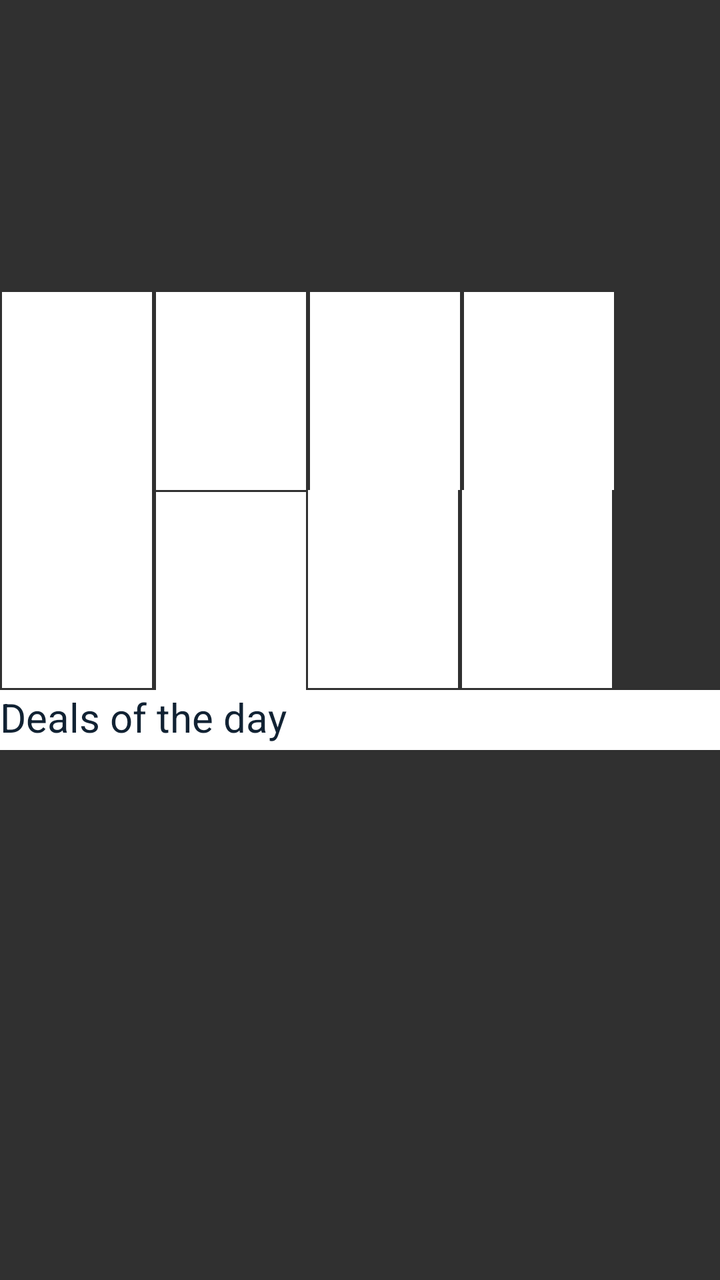
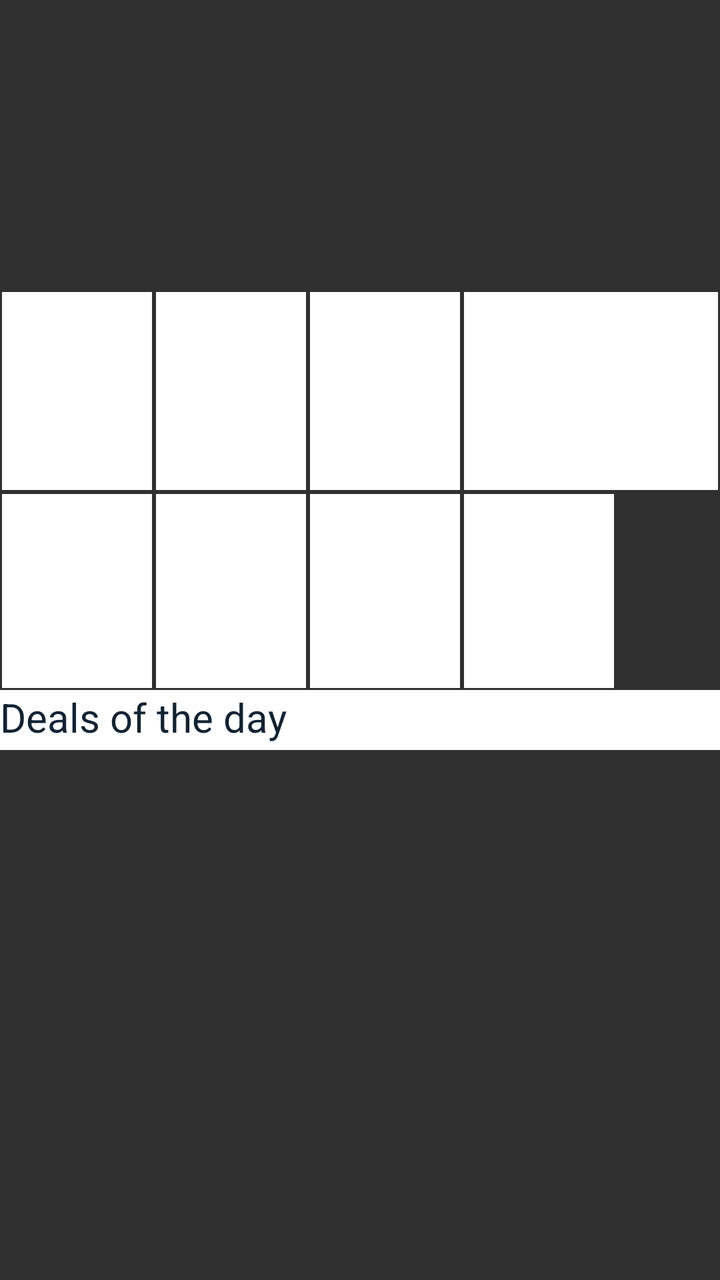

Two renders of the same Android screen: before a commit and after it. Below are the layout's source before the change and the commit's diff.
<!-- AndroidManifest.xml: application theme ThemeOverlay.AppCompat.Dark -->
<!-- res/layout/content_home_screen.xml -->
<?xml version="1.0" encoding="utf-8"?>
<ScrollView xmlns:android="http://schemas.android.com/apk/res/android"
    xmlns:app="http://schemas.android.com/apk/res-auto"
    xmlns:tools="http://schemas.android.com/tools"
    tools:context=".homeScreen"
    android:layout_width="match_parent"
    android:layout_height="match_parent"
    android:fillViewport="true">

    <RelativeLayout
        android:layout_width="match_parent"
        android:layout_height="match_parent"
        app:layout_behavior="@string/appbar_scrolling_view_behavior"
        tools:context="com.example.siddhant.pricyfy.homeScreen">


        <android.support.v4.view.ViewPager
            android:id="@+id/view_pager"
            android:layout_width="match_parent"
            android:layout_height="125dp"
            android:layout_alignParentEnd="true"
            android:layout_alignParentRight="true"
            android:layout_alignParentTop="true"
            android:layout_marginBottom="0dp"
            android:clickable="true"
            android:paddingBottom="0dp"
            app:layout_constraintHorizontal_bias="0.0"
            app:layout_constraintLeft_toLeftOf="parent"
            app:layout_constraintRight_toRightOf="parent"
            app:layout_constraintTop_toTopOf="parent">

        </android.support.v4.view.ViewPager>

        <LinearLayout
            android:id="@+id/layoutDots"
            android:layout_width="match_parent"
            android:layout_height="20dp"
            android:layout_alignParentLeft="true"
            android:layout_alignParentStart="true"
            android:layout_below="@+id/view_pager"
            android:layout_marginTop="0dp"
            android:gravity="center"
            android:orientation="horizontal"
            android:paddingBottom="0dp"
            android:paddingTop="0dp"
            app:layout_constraintBottom_toTopOf="parent"
            app:layout_constraintLeft_toRightOf="parent"
            app:layout_constraintRight_toRightOf="parent"
            app:layout_constraintTop_toTopOf="parent"
            app:layout_constraintVertical_bias="0.5" />



        <RelativeLayout
            android:layout_width="match_parent"
            android:layout_height="200dp"
            android:layout_alignParentLeft="true"
            android:layout_alignParentStart="true"
            android:layout_below="@+id/layoutDots"
            android:layout_marginTop="0dp"
            android:id="@+id/relativeLayout2">

            <ImageButton
                android:id="@+id/imageButton5"
                android:layout_width="75dp"
                android:layout_height="99dp"
                android:layout_alignParentBottom="true"
                android:layout_alignParentLeft="true"
                android:layout_alignParentStart="true"
                android:layout_margin="1dp"
                android:layout_marginTop="1dp"
                android:paddingTop="10dp"
                android:background="#ffffff"
                app:srcCompat="@drawable/icon" />

            <ImageButton
                android:id="@+id/imageButton8"
                android:layout_width="75dp"
                android:layout_height="99dp"
                android:layout_alignParentBottom="true"
                android:layout_margin="1dp"
                android:layout_toEndOf="@+id/imageButton6"
                android:layout_toRightOf="@+id/imageButton6"
                android:background="#ffffff"
                app:srcCompat="@drawable/icon" />

            <ImageButton
                android:id="@+id/imageButton7"
                android:layout_width="75dp"
                android:layout_height="99dp"
                android:background="#ffffff"
                app:srcCompat="@drawable/icon"
                android:layout_below="@+id/imageButton2"
                android:layout_alignLeft="@+id/imageButton2"
                android:layout_alignStart="@+id/imageButton2" />

            <ImageButton
                android:id="@+id/imageButton6"
                android:layout_width="75dp"
                android:layout_height="99dp"
                android:layout_alignParentBottom="true"
                android:layout_margin="1dp"
                android:layout_toEndOf="@+id/imageButton7"
                android:layout_toRightOf="@+id/imageButton7"
                android:background="#ffffff"
                app:srcCompat="@drawable/icon" />

            <ImageButton
                android:id="@+id/imageButton4"
                android:layout_width="75dp"
                android:layout_height="99dp"
                android:layout_alignParentTop="true"
                android:layout_margin="1dp"
                android:layout_toEndOf="@+id/imageButton"
                android:layout_toRightOf="@+id/imageButton"
                android:background="#ffffff"
                app:srcCompat="@drawable/icon" />

            <ImageButton
                android:id="@+id/imageButton3"
                android:layout_width="75dp"
                android:layout_height="99dp"
                android:layout_alignParentLeft="true"
                android:layout_alignParentStart="true"
                android:layout_alignParentTop="true"
                android:layout_margin="1dp"
                android:background="#ffffff"
                app:srcCompat="@drawable/icon" />

            <ImageButton
                android:id="@+id/imageButton2"
                android:layout_width="75dp"
                android:layout_height="99dp"
                android:layout_alignParentTop="true"
                android:layout_margin="1dp"
                android:layout_toEndOf="@+id/imageButton3"
                android:layout_toRightOf="@+id/imageButton3"
                android:background="#ffffff"
                app:srcCompat="@drawable/icon" />

            <ImageButton
                android:id="@+id/imageButton"
                android:layout_width="75dp"
                android:layout_height="99dp"
                android:layout_alignParentTop="true"
                android:layout_margin="1dp"
                android:layout_toEndOf="@+id/imageButton2"
                android:layout_toRightOf="@+id/imageButton2"
                android:background="#ffffff"
                app:srcCompat="@drawable/icon" />

        </RelativeLayout>

        <RelativeLayout
            android:id="@+id/deals"
            android:layout_width="match_parent"
            android:layout_height="200dp"
            android:layout_below="@+id/relativeLayout2"
            android:layout_centerHorizontal="true">


            <Button
                android:id="@+id/button"
                android:layout_width="wrap_content"
                android:layout_height="30dp"
                android:layout_alignParentEnd="true"
                android:layout_alignParentRight="true"
                android:layout_alignParentTop="true"
                android:textColor="#112233"
                android:text="Deals of the day"
                android:textAlignment="viewStart"
                android:gravity="start"
                android:background="#ffffff"
                android:elevation="0dp"
                android:textSize="20dp"
                android:layout_alignParentLeft="true"
                android:layout_alignParentStart="true" />

            <HorizontalScrollView
                android:layout_width="match_parent"
                android:layout_height="match_parent"
                android:scrollbars="none"
                android:id="@+id/horizontalScrollView">
                
                <LinearLayout
                    android:layout_width="match_parent"
                    android:layout_height="match_parent"
                    android:orientation="horizontal">
                    
                   <Button
                       android:layout_width="120dp"
                       android:layout_height="fill_parent" />

                    <Button
                        android:layout_width="120dp"
                        android:layout_height="fill_parent" />

                    <Button
                        android:layout_width="120dp"
                        android:layout_height="fill_parent" />

                    <Button
                        android:layout_width="120dp"
                        android:layout_height="fill_parent" />

                    <Button
                        android:layout_width="120dp"
                        android:layout_height="fill_parent" />

                    <Button
                        android:layout_width="120dp"
                        android:layout_height="fill_parent" />

                    <Button
                        android:layout_width="120dp"
                        android:layout_height="fill_parent" />

                    <Button
                        android:layout_width="120dp"
                        android:layout_height="fill_parent" />

                    <Button
                        android:layout_width="120dp"
                        android:layout_height="fill_parent" />

                    <Button
                        android:layout_width="120dp"
                        android:layout_height="fill_parent" />

                    <Button
                        android:layout_width="120dp"
                        android:layout_height="fill_parent" />

                    <Button
                        android:layout_width="120dp"
                        android:layout_height="fill_parent" />

                </LinearLayout>
            </HorizontalScrollView>
        </RelativeLayout>

        <RelativeLayout
            android:id="@+id/ad"
            android:layout_width="match_parent"
            android:layout_height="200dp"
            android:layout_below="@+id/deals">

            <ImageButton
                android:layout_width="match_parent"
                android:layout_height="match_parent" />

        </RelativeLayout>


        <RelativeLayout
            android:layout_width="match_parent"
            android:layout_height="200dp"
            android:layout_alignParentLeft="true"
            android:layout_alignParentStart="true"
            android:layout_below="@+id/ad">

            <Button
                android:id="@+id/buttonDeals"
                android:layout_width="wrap_content"
                android:layout_height="30dp"
                android:layout_alignParentEnd="true"
                android:layout_alignParentLeft="true"
                android:layout_alignParentRight="true"
                android:layout_alignParentStart="true"
                android:layout_alignParentTop="true"
                android:background="#ffffff"
                android:elevation="0dp"
                android:gravity="start"
                android:text="Coupons"
                android:textAlignment="viewStart"
                android:textColor="#112233"
                android:textSize="20dp" />

            <HorizontalScrollView
                android:layout_width="match_parent"
                android:layout_height="match_parent"
                android:scrollbars="none">

                <LinearLayout
                    android:layout_width="match_parent"
                    android:layout_height="match_parent"
                    android:orientation="horizontal">
                        <Button
                            android:layout_width="240dp"
                            android:layout_height="fill_parent" />

                        <Button
                            android:layout_width="240dp"
                            android:layout_height="fill_parent" />

                        <Button
                            android:layout_width="240dp"
                            android:layout_height="fill_parent" />
                </LinearLayout>
            </HorizontalScrollView>
        </RelativeLayout>

        <RelativeLayout
            android:id="@+id/men499"
            android:layout_width="match_parent"
            android:layout_height="200dp"
            android:layout_below="@+id/ad">

            <ImageButton
                android:layout_width="match_parent"
                android:layout_height="match_parent" />

        </RelativeLayout>

        <RelativeLayout
            android:id="@+id/women499"
            android:layout_width="match_parent"
            android:layout_height="200dp"
            android:layout_below="@+id/ad">

            <ImageButton
                android:layout_width="match_parent"
                android:layout_height="match_parent" />

        </RelativeLayout>

    </RelativeLayout>

</ScrollView>
<!-- resources referenced by this layout -->
<resources>
  <!-- drawable icon: png bitmap (drawable, 1266 bytes) -->
</resources>

<!-- the commit's change to res/layout/content_home_screen.xml (unified diff, before → after) -->
@@ -60,18 +60,72 @@
             android:layout_marginTop="0dp"
             android:id="@+id/relativeLayout2">
 
+
+            <ImageButton
+                android:id="@+id/imageButton"
+                android:layout_width="75dp"
+                android:layout_height="99dp"
+                android:layout_alignParentTop="true"
+                android:layout_margin="1dp"
+                android:layout_toRightOf="@+id/imageButton2"
+                android:background="#ffffff"
+                app:srcCompat="@drawable/icon"/>
+
+
+            <ImageButton
+                android:id="@+id/imageButton4"
+                android:layout_width="75dp"
+                android:layout_height="99dp"
+                android:layout_alignParentTop="true"
+                android:layout_alignParentRight="true"
+                android:layout_margin="1dp"
+                android:layout_toRightOf="@+id/imageButton"
+                android:background="#ffffff"
+                app:srcCompat="@drawable/icon" />
+
+            <ImageButton
+                android:id="@+id/imageButton3"
+                android:layout_width="75dp"
+                android:layout_height="99dp"
+                android:layout_alignParentLeft="true"
+                android:layout_alignParentTop="true"
+                android:layout_margin="1dp"
+                android:background="#ffffff"
+                app:srcCompat="@drawable/icon" />
+
+            <ImageButton
+                android:id="@+id/imageButton2"
+                android:layout_width="75dp"
+                android:layout_height="99dp"
+                android:layout_alignParentTop="true"
+                android:layout_margin="1dp"
+                android:layout_toRightOf="@+id/imageButton3"
+                android:background="#ffffff"
+                app:srcCompat="@drawable/icon" />
+
             <ImageButton
                 android:id="@+id/imageButton5"
                 android:layout_width="75dp"
                 android:layout_height="99dp"
                 android:layout_alignParentBottom="true"
                 android:layout_alignParentLeft="true"
-                android:layout_alignParentStart="true"
-                android:layout_margin="1dp"
-                android:layout_marginTop="1dp"
-                android:paddingTop="10dp"
-                android:background="#ffffff"
-                app:srcCompat="@drawable/icon" />
+                android:layout_margin="1dp"
+                android:background="#ffffff"
+                android:layout_below="@id/imageButton3"
+                app:srcCompat="@drawable/icon" />
+
+            <ImageButton
+                android:id="@+id/imageButton7"
+                android:layout_width="75dp"
+                android:layout_height="99dp"
+                android:background="#ffffff"
+                app:srcCompat="@drawable/icon"
+                android:layout_margin="1dp"
+                android:layout_below="@+id/imageButton2"
+                android:layout_toRightOf="@id/imageButton5"
+                android:layout_alignParentBottom="true"/>
+
+
 
             <ImageButton
                 android:id="@+id/imageButton8"
@@ -79,20 +133,10 @@
                 android:layout_height="99dp"
                 android:layout_alignParentBottom="true"
                 android:layout_margin="1dp"
-                android:layout_toEndOf="@+id/imageButton6"
                 android:layout_toRightOf="@+id/imageButton6"
                 android:background="#ffffff"
-                app:srcCompat="@drawable/icon" />
-
-            <ImageButton
-                android:id="@+id/imageButton7"
-                android:layout_width="75dp"
-                android:layout_height="99dp"
-                android:background="#ffffff"
-                app:srcCompat="@drawable/icon"
-                android:layout_below="@+id/imageButton2"
-                android:layout_alignLeft="@+id/imageButton2"
-                android:layout_alignStart="@+id/imageButton2" />
+                android:layout_below="@id/imageButton4"
+                app:srcCompat="@drawable/icon" />
 
             <ImageButton
                 android:id="@+id/imageButton6"
@@ -100,52 +144,8 @@
                 android:layout_height="99dp"
                 android:layout_alignParentBottom="true"
                 android:layout_margin="1dp"
-                android:layout_toEndOf="@+id/imageButton7"
+                android:layout_below="@id/imageButton"
                 android:layout_toRightOf="@+id/imageButton7"
-                android:background="#ffffff"
-                app:srcCompat="@drawable/icon" />
-
-            <ImageButton
-                android:id="@+id/imageButton4"
-                android:layout_width="75dp"
-                android:layout_height="99dp"
-                android:layout_alignParentTop="true"
-                android:layout_margin="1dp"
-                android:layout_toEndOf="@+id/imageButton"
-                android:layout_toRightOf="@+id/imageButton"
-                android:background="#ffffff"
-                app:srcCompat="@drawable/icon" />
-
-            <ImageButton
-                android:id="@+id/imageButton3"
-                android:layout_width="75dp"
-                android:layout_height="99dp"
-                android:layout_alignParentLeft="true"
-                android:layout_alignParentStart="true"
-                android:layout_alignParentTop="true"
-                android:layout_margin="1dp"
-                android:background="#ffffff"
-                app:srcCompat="@drawable/icon" />
-
-            <ImageButton
-                android:id="@+id/imageButton2"
-                android:layout_width="75dp"
-                android:layout_height="99dp"
-                android:layout_alignParentTop="true"
-                android:layout_margin="1dp"
-                android:layout_toEndOf="@+id/imageButton3"
-                android:layout_toRightOf="@+id/imageButton3"
-                android:background="#ffffff"
-                app:srcCompat="@drawable/icon" />
-
-            <ImageButton
-                android:id="@+id/imageButton"
-                android:layout_width="75dp"
-                android:layout_height="99dp"
-                android:layout_alignParentTop="true"
-                android:layout_margin="1dp"
-                android:layout_toEndOf="@+id/imageButton2"
-                android:layout_toRightOf="@+id/imageButton2"
                 android:background="#ffffff"
                 app:srcCompat="@drawable/icon" />
 
@@ -180,6 +180,7 @@
                 android:layout_width="match_parent"
                 android:layout_height="match_parent"
                 android:scrollbars="none"
+                android:layout_below="@id/button"
                 android:id="@+id/horizontalScrollView">
                 
                 <LinearLayout
@@ -257,6 +258,7 @@
             android:layout_height="200dp"
             android:layout_alignParentLeft="true"
             android:layout_alignParentStart="true"
+            android:id="@+id/coupons"
             android:layout_below="@+id/ad">
 
             <Button
@@ -279,7 +281,8 @@
             <HorizontalScrollView
                 android:layout_width="match_parent"
                 android:layout_height="match_parent"
-                android:scrollbars="none">
+                android:scrollbars="none"
+                android:layout_below="@id/buttonDeals">
 
                 <LinearLayout
                     android:layout_width="match_parent"
@@ -304,7 +307,7 @@
             android:id="@+id/men499"
             android:layout_width="match_parent"
             android:layout_height="200dp"
-            android:layout_below="@+id/ad">
+            android:layout_below="@+id/coupons">
 
             <ImageButton
                 android:layout_width="match_parent"
@@ -316,7 +319,7 @@
             android:id="@+id/women499"
             android:layout_width="match_parent"
             android:layout_height="200dp"
-            android:layout_below="@+id/ad">
+            android:layout_below="@+id/men499">
 
             <ImageButton
                 android:layout_width="match_parent"
